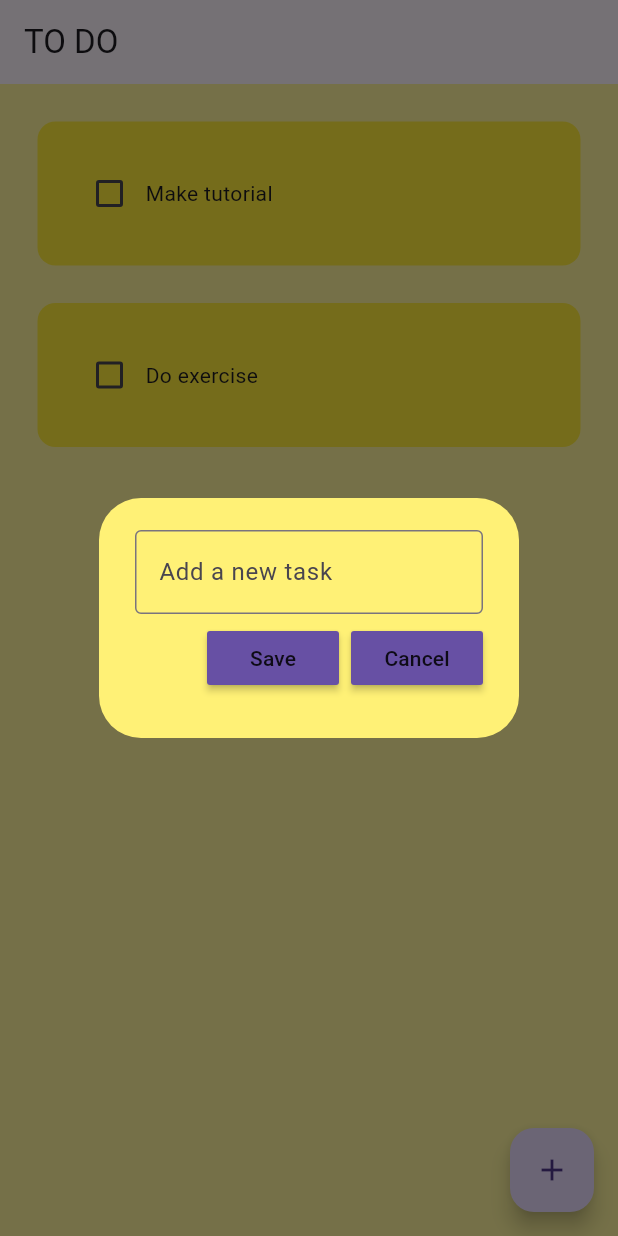
After one commit to Uxipu/todo-app, a Flutter app: the screen it shows after launch, after a tap on the "add" icon, on a phone screen of 412 x 824 dp. The commit adds this screen. Run offline on Flutter 3.47's test engine with Material 3 defaults, Android fonts, the phone set to English and light mode, and no system bars.

Commit message:
added dialog box and save + cancel buttons

```diff
--- a/lib/pages/home_page.dart
+++ b/lib/pages/home_page.dart
@@ -1,4 +1,5 @@
 import 'package:flutter/material.dart';
+import 'package:todo_app/util/dialog_box.dart';
 import 'package:todo_app/util/todo_tile.dart';
 
 class HomePage extends StatefulWidget {
@@ -9,6 +10,9 @@ class HomePage extends StatefulWidget {
 }
 
 class _HomePageState extends State<HomePage> {
+  //text controller
+  final _controller = TextEditingController();
+
   //list of todo tasks
   List toDoList = [
     ["Make tutorial", false],
@@ -22,6 +26,29 @@ class _HomePageState extends State<HomePage> {
     });
   }
 
+  //save new task
+  void saveNewTask() {
+    setState(() {
+      toDoList.add([_controller.text, false]);
+      _controller.clear();
+    });
+    Navigator.of(context).pop();
+  }
+
+  //create new task method
+  void createNewTask() {
+    showDialog(
+      context: context,
+      builder: (context) {
+        return DialogBox(
+          controller: _controller,
+          onSave: saveNewTask,
+          onCancel: () => Navigator.of(context).pop(),
+        );
+      },
+    );
+  }
+
   @override
   Widget build(BuildContext context) {
     return Scaffold(
@@ -29,6 +56,10 @@ class _HomePageState extends State<HomePage> {
       appBar: AppBar(
         title: Text('TO DO'),
         elevation: 0,
+      ),
+      floatingActionButton: FloatingActionButton(
+        onPressed: createNewTask,
+        child: Icon(Icons.add),
       ),
       body: ListView.builder(
         itemCount: toDoList.length,
--- /dev/null
+++ b/lib/util/dialog_box.dart
@@ -0,0 +1,52 @@
+import 'package:flutter/material.dart';
+import 'package:todo_app/util/my_button.dart';
+
+class DialogBox extends StatelessWidget {
+  final controller;
+  VoidCallback onSave;
+  VoidCallback onCancel;
+
+  DialogBox({
+    super.key,
+    required this.controller,
+    required this.onSave,
+    required this.onCancel,
+  });
+
+  @override
+  Widget build(BuildContext context) {
+    return AlertDialog(
+      backgroundColor: Colors.yellow[300],
+      content: Container(
+        height: 120,
+        child: Column(
+          mainAxisAlignment: MainAxisAlignment.spaceEvenly,
+          children: [
+            //get user input
+            TextField(
+              controller: controller,
+              decoration: InputDecoration(
+                border: OutlineInputBorder(),
+                hintText: "Add a new task",
+              ),
+            ),
+
+            //buttons -> save + cancel
+            Row(
+              mainAxisAlignment: MainAxisAlignment.end,
+              children: [
+                //save button
+                MyButton(text: "Save", onPressed: onSave),
+
+                const SizedBox(width: 8),
+
+                //cancel button
+                MyButton(text: "Cancel", onPressed: onCancel),
+              ],
+            )
+          ],
+        ),
+      ),
+    );
+  }
+}
--- /dev/null
+++ b/lib/util/my_button.dart
@@ -0,0 +1,20 @@
+import 'package:flutter/material.dart';
+
+class MyButton extends StatelessWidget {
+  final String text;
+  VoidCallback onPressed;
+  MyButton({
+    super.key,
+    required this.text,
+    required this.onPressed,
+  });
+
+  @override
+  Widget build(BuildContext context) {
+    return MaterialButton(
+      onPressed: onPressed,
+      color: Theme.of(context).primaryColor,
+      child: Text(text),
+    );
+  }
+}
```
